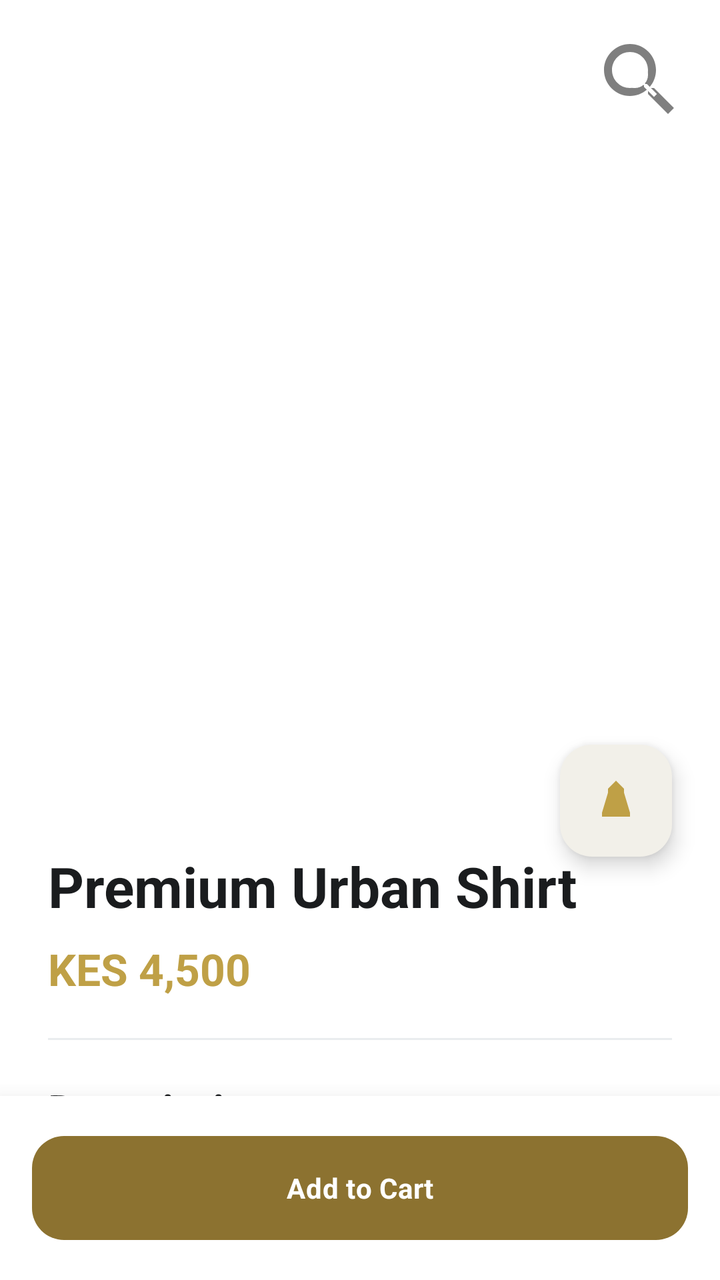
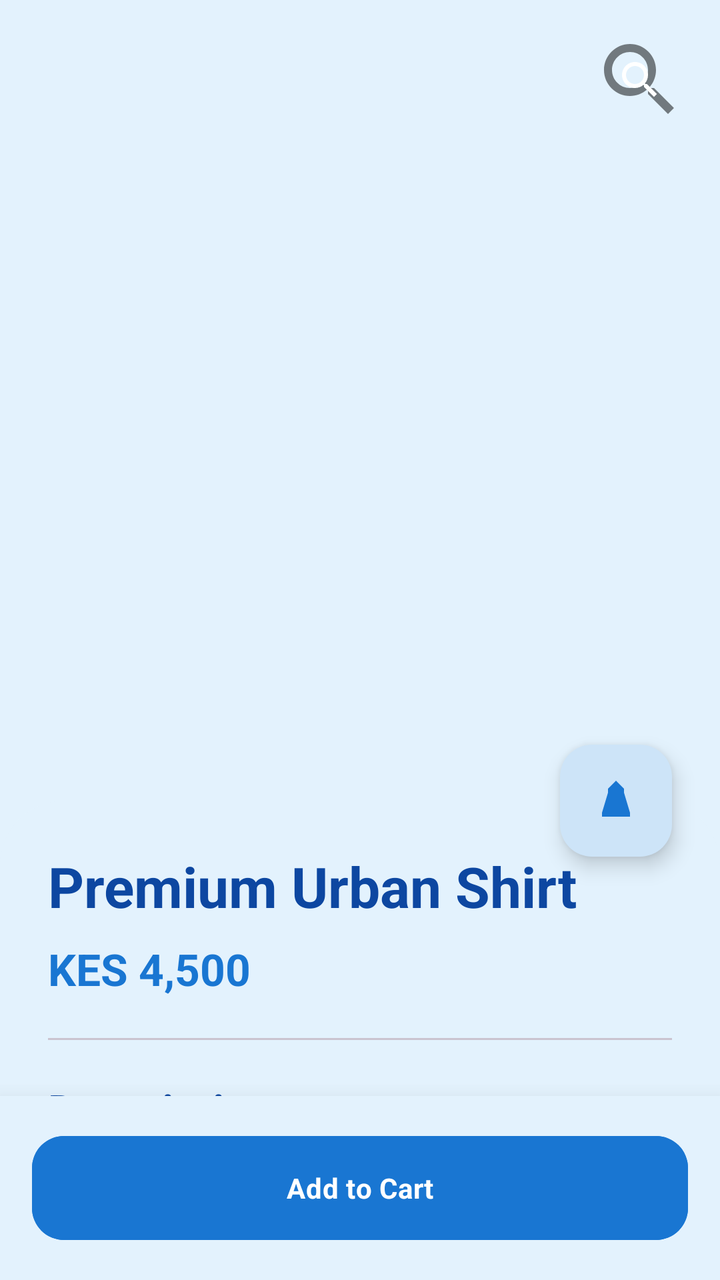

An Android layout rendered at two revisions. The XML below is the earlier revision; the diff shows what the commit changed to produce the second picture.
<!-- AndroidManifest.xml: application theme Theme.StyleNestBoutique -->
<!-- res/layout/fragment_product_detail.xml -->
<?xml version="1.0" encoding="utf-8"?>
<androidx.coordinatorlayout.widget.CoordinatorLayout xmlns:android="http://schemas.android.com/apk/res/android"
    xmlns:app="http://schemas.android.com/apk/res-auto"
    xmlns:tools="http://schemas.android.com/tools"
    android:layout_width="match_parent"
    android:layout_height="match_parent"
    android:background="?attr/colorSurface">

    <androidx.core.widget.NestedScrollView
        android:layout_width="match_parent"
        android:layout_height="match_parent"
        android:clipToPadding="false"
        android:paddingBottom="100dp">

        <androidx.constraintlayout.widget.ConstraintLayout
            android:layout_width="match_parent"
            android:layout_height="wrap_content">

            <com.google.android.material.imageview.ShapeableImageView
                android:id="@+id/product_image"
                android:layout_width="match_parent"
                android:layout_height="0dp"
                android:adjustViewBounds="true"
                android:scaleType="centerCrop"
                app:layout_constraintDimensionRatio="1:1.2"
                app:layout_constraintTop_toTopOf="parent"
                app:shapeAppearanceOverlay="@style/ShapeAppearance.Material3.LargeComponent" />

            <ImageButton
                android:id="@+id/share_button"
                android:layout_width="48dp"
                android:layout_height="48dp"
                android:layout_margin="16dp"
                android:background="@drawable/ic_categories"
                android:backgroundTint="#80000000"
                android:padding="12dp"
                android:src="@drawable/ic_search"
                app:layout_constraintEnd_toEndOf="parent"
                app:layout_constraintTop_toTopOf="parent"
                app:tint="@color/white" />

            <com.google.android.material.floatingactionbutton.FloatingActionButton
                android:id="@+id/wishlist_fab"
                android:layout_width="wrap_content"
                android:layout_height="wrap_content"
                android:layout_marginEnd="24dp"
                android:contentDescription="Add to wishlist"
                android:src="@drawable/ic_dress"
                app:backgroundTint="?attr/colorSurface"
                app:fabSize="normal"
                app:layout_constraintBottom_toTopOf="@id/detail_card"
                app:layout_constraintEnd_toEndOf="parent"
                app:layout_constraintTop_toTopOf="@id/detail_card"
                app:tint="@color/brand_gold" />

            <com.google.android.material.card.MaterialCardView
                android:id="@+id/detail_card"
                android:layout_width="match_parent"
                android:layout_height="wrap_content"
                android:layout_marginTop="-32dp"
                app:cardCornerRadius="32dp"
                app:cardElevation="0dp"
                app:layout_constraintTop_toBottomOf="@id/product_image"
                app:strokeWidth="0dp">

                <LinearLayout
                    android:layout_width="match_parent"
                    android:layout_height="wrap_content"
                    android:orientation="vertical"
                    android:padding="24dp">

                    <TextView
                        android:id="@+id/product_name"
                        android:layout_width="match_parent"
                        android:layout_height="wrap_content"
                        android:text="Premium Urban Shirt"
                        android:textAppearance="?attr/textAppearanceHeadlineSmall"
                        android:textColor="?attr/colorOnSurface"
                        android:textStyle="bold" />

                    <TextView
                        android:id="@+id/product_price"
                        android:layout_width="match_parent"
                        android:layout_height="wrap_content"
                        android:layout_marginTop="8dp"
                        android:text="KES 4,500"
                        android:textAppearance="?attr/textAppearanceTitleLarge"
                        android:textColor="@color/brand_gold"
                        android:textStyle="bold" />

                    <View
                        android:layout_width="match_parent"
                        android:layout_height="1dp"
                        android:layout_marginVertical="20dp"
                        android:background="?attr/colorOutlineVariant" />

                    <TextView
                        android:layout_width="match_parent"
                        android:layout_height="wrap_content"
                        android:text="Description"
                        android:textAppearance="?attr/textAppearanceTitleMedium"
                        android:textColor="?attr/colorOnSurface"
                        android:textStyle="bold" />

                    <TextView
                        android:id="@+id/product_description"
                        android:layout_width="match_parent"
                        android:layout_height="wrap_content"
                        android:layout_marginTop="8dp"
                        android:lineSpacingExtra="4dp"
                        android:text="Premium quality fabric with a modern silhouette."
                        android:textAppearance="?attr/textAppearanceBodyMedium" />

                    <TextView
                        android:layout_width="wrap_content"
                        android:layout_height="wrap_content"
                        android:layout_marginTop="24dp"
                        android:text="Select Size"
                        android:textAppearance="?attr/textAppearanceTitleMedium"
                        android:textColor="?attr/colorOnSurface"
                        android:textStyle="bold" />

                    <com.google.android.material.chip.ChipGroup
                        android:id="@+id/size_chip_group"
                        android:layout_width="match_parent"
                        android:layout_height="wrap_content"
                        android:layout_marginTop="12dp"
                        app:singleSelection="true">

                        <com.google.android.material.chip.Chip
                            android:id="@+id/chip_s"
                            style="@style/Widget.Material3.Chip.Filter"
                            android:layout_width="wrap_content"
                            android:layout_height="wrap_content"
                            android:text="S" />

                        <com.google.android.material.chip.Chip
                            android:id="@+id/chip_m"
                            style="@style/Widget.Material3.Chip.Filter"
                            android:layout_width="wrap_content"
                            android:layout_height="wrap_content"
                            android:checked="true"
                            android:text="M" />

                        <com.google.android.material.chip.Chip
                            android:id="@+id/chip_l"
                            style="@style/Widget.Material3.Chip.Filter"
                            android:layout_width="wrap_content"
                            android:layout_height="wrap_content"
                            android:text="L" />

                        <com.google.android.material.chip.Chip
                            android:id="@+id/chip_xl"
                            style="@style/Widget.Material3.Chip.Filter"
                            android:layout_width="wrap_content"
                            android:layout_height="wrap_content"
                            android:text="XL" />
                    </com.google.android.material.chip.ChipGroup>
                </LinearLayout>
            </com.google.android.material.card.MaterialCardView>
        </androidx.constraintlayout.widget.ConstraintLayout>
    </androidx.core.widget.NestedScrollView>

    <com.google.android.material.card.MaterialCardView
        android:layout_width="match_parent"
        android:layout_height="wrap_content"
        android:layout_gravity="bottom"
        app:cardCornerRadius="0dp"
        app:cardElevation="16dp"
        app:strokeWidth="0dp">

        <LinearLayout
            android:layout_width="match_parent"
            android:layout_height="wrap_content"
            android:background="?attr/colorSurface"
            android:padding="16dp">

            <com.google.android.material.button.MaterialButton
                android:id="@+id/add_to_cart_button"
                style="@style/Widget.Material3.Button"
                android:layout_width="match_parent"
                android:layout_height="60dp"
                android:text="@string/add_to_cart"
                app:cornerRadius="16dp" />
        </LinearLayout>
    </com.google.android.material.card.MaterialCardView>

</androidx.coordinatorlayout.widget.CoordinatorLayout>
<!-- resources referenced by this layout -->
<resources>
  <color name="brand_gold">#BFA046</color>
  <style name="Base.Theme.StyleNestBoutique" parent="Theme.Material3.DayNight.NoActionBar">
          
          <item name="colorPrimary">@color/brand_gold_dark</item> 
          <item name="colorOnPrimary">@color/white_pure</item>
          <item name="colorPrimaryContainer">@color/brand_gold_light</item>
          <item name="colorOnPrimaryContainer">@color/brand_gold_dark</item>
  
          
          <item name="colorSecondary">@color/charcoal</item>
          <item name="colorOnSecondary">@color/white_pure</item>
          <item name="colorSecondaryContainer">@color/gray_medium</item>
          <item name="colorOnSecondaryContainer">@color/black</item>
  
          
          <item name="android:windowBackground">@color/white_pure</item>
          <item name="colorSurface">@color/white_pure</item>
          <item name="colorOnSurface">@color/black</item>
          <item name="colorSurfaceVariant">@color/gray_light</item>
          <item name="colorOnSurfaceVariant">@color/black</item> 
          <item name="colorOutline">@color/gray_medium</item>
          <item name="colorOutlineVariant">@color/gray_medium</item>
  
          
          <item name="android:statusBarColor">@android:color/transparent</item>
          <item name="android:navigationBarColor">@android:color/transparent</item>
          <item name="android:windowLightStatusBar">true</item>
          <item name="android:windowLightNavigationBar" tools:targetApi="27">true</item>
  
          
          <item name="materialButtonStyle">@style/StyleNest.Button</item>
          <item name="chipStyle">@style/StyleNest.Chip</item>
  
          
          <item name="textAppearanceHeadlineLarge">@style/StyleNest.TextAppearance.Headline.Bold</item>
          <item name="textAppearanceHeadlineMedium">@style/StyleNest.TextAppearance.Headline.Bold</item>
          <item name="textAppearanceHeadlineSmall">@style/StyleNest.TextAppearance.Headline.Bold</item>
          <item name="textAppearanceTitleLarge">@style/StyleNest.TextAppearance.Title.Bold</item>
          <item name="textAppearanceTitleMedium">@style/StyleNest.TextAppearance.Title.Bold</item>
          <item name="textAppearanceTitleSmall">@style/StyleNest.TextAppearance.Title.Bold</item>
          <item name="textAppearanceBodyLarge">@style/StyleNest.TextAppearance.Body.Bold</item>
          <item name="textAppearanceBodyMedium">@style/StyleNest.TextAppearance.Body.Bold</item>
          <item name="textAppearanceBodySmall">@style/StyleNest.TextAppearance.Body.Bold</item>
          <item name="textAppearanceLabelLarge">@style/StyleNest.TextAppearance.Body.Bold</item>
          <item name="textAppearanceLabelMedium">@style/StyleNest.TextAppearance.Body.Bold</item>
          <item name="textAppearanceLabelSmall">@style/StyleNest.TextAppearance.Body.Bold</item>
      </style>
  <color name="brand_gold_dark">#8C7230</color>
  <color name="brand_gold_light">#F4EFE0</color>
  <color name="charcoal">#2D2D2D</color>
  <color name="gray_medium">#E9ECEF</color>
  <color name="black">#1A1C1E</color>
  <color name="gray_light">#F8F9FA</color>
  <style name="StyleNest.Button" parent="Widget.Material3.Button">
          <item name="cornerRadius">8dp</item>
          <item name="android:textStyle">bold</item>
      </style>
  <style name="StyleNest.Chip" parent="Widget.Material3.Chip.Assist">
          <item name="shapeAppearance">@style/ShapeAppearance.Material3.Corner.Small</item>
          <item name="android:textStyle">bold</item>
      </style>
  <style name="StyleNest.TextAppearance.Headline.Bold" parent="TextAppearance.Material3.HeadlineMedium">
          <item name="android:textStyle">bold</item>
          <item name="android:textColor">@color/brand_gold_dark</item> 
          <item name="android:fontFamily">sans-serif-medium</item>
      </style>
  <style name="StyleNest.TextAppearance.Title.Bold" parent="TextAppearance.Material3.TitleLarge">
          <item name="android:textStyle">bold</item>
          <item name="android:textColor">?attr/colorOnSurface</item>
          <item name="android:fontFamily">sans-serif-medium</item>
      </style>
  <style name="StyleNest.TextAppearance.Body.Bold" parent="TextAppearance.Material3.BodyMedium">
          <item name="android:textStyle">bold</item>
          <item name="android:textColor">?attr/colorOnSurface</item>
          <item name="android:fontFamily">sans-serif</item>
      </style>
  <!-- unchanged entries left out for length: 7 -->
</resources>

<!-- the commit's change to res/layout/fragment_product_detail.xml (unified diff, before → after) -->
@@ -51,7 +51,7 @@
                 app:layout_constraintBottom_toTopOf="@id/detail_card"
                 app:layout_constraintEnd_toEndOf="parent"
                 app:layout_constraintTop_toTopOf="@id/detail_card"
-                app:tint="@color/brand_gold" />
+                app:tint="?attr/colorPrimary" />
 
             <com.google.android.material.card.MaterialCardView
                 android:id="@+id/detail_card"
@@ -85,7 +85,7 @@
                         android:layout_marginTop="8dp"
                         android:text="KES 4,500"
                         android:textAppearance="?attr/textAppearanceTitleLarge"
-                        android:textColor="@color/brand_gold"
+                        android:textColor="?attr/colorPrimary"
                         android:textStyle="bold" />
 
                     <View
<!-- resource entries referenced after the edit -->
@@ -1,32 +1,31 @@
 <!-- resources referenced by this layout -->
 <resources>
-  <color name="brand_gold">#BFA046</color>
+  <color name="brand_gold">#D4AF37</color>
   <style name="Base.Theme.StyleNestBoutique" parent="Theme.Material3.DayNight.NoActionBar">
           
-          <item name="colorPrimary">@color/brand_gold_dark</item> 
+          <item name="colorPrimary">@color/primary_blue</item>
           <item name="colorOnPrimary">@color/white_pure</item>
-          <item name="colorPrimaryContainer">@color/brand_gold_light</item>
-          <item name="colorOnPrimaryContainer">@color/brand_gold_dark</item>
+          <item name="colorPrimaryContainer">@color/secondary_blue</item>
+          <item name="colorOnPrimaryContainer">@color/primary_blue_dark</item>
   
           
-          <item name="colorSecondary">@color/charcoal</item>
+          <item name="colorSecondary">@color/primary_blue_dark</item>
           <item name="colorOnSecondary">@color/white_pure</item>
-          <item name="colorSecondaryContainer">@color/gray_medium</item>
-          <item name="colorOnSecondaryContainer">@color/black</item>
+          <item name="colorSecondaryContainer">@color/secondary_blue</item>
+          <item name="colorOnSecondaryContainer">@color/text_main</item>
   
           
-          <item name="android:windowBackground">@color/white_pure</item>
-          <item name="colorSurface">@color/white_pure</item>
-          <item name="colorOnSurface">@color/black</item>
-          <item name="colorSurfaceVariant">@color/gray_light</item>
-          <item name="colorOnSurfaceVariant">@color/black</item> 
-          <item name="colorOutline">@color/gray_medium</item>
-          <item name="colorOutlineVariant">@color/gray_medium</item>
+          <item name="android:windowBackground">@color/app_bg_blue</item>
+          <item name="colorSurface">@color/app_bg_blue</item>
+          <item name="colorOnSurface">@color/text_main</item>
+          <item name="colorSurfaceVariant">@color/secondary_blue</item>
+          <item name="colorOnSurfaceVariant">@color/text_secondary</item>
+          <item name="colorOutline">@color/primary_blue</item>
   
           
-          <item name="android:statusBarColor">@android:color/transparent</item>
-          <item name="android:navigationBarColor">@android:color/transparent</item>
-          <item name="android:windowLightStatusBar">true</item>
+          <item name="android:statusBarColor">@color/primary_blue</item>
+          <item name="android:navigationBarColor">@color/app_bg_blue</item>
+          <item name="android:windowLightStatusBar">false</item>
           <item name="android:windowLightNavigationBar" tools:targetApi="27">true</item>
   
           
@@ -47,33 +46,36 @@
           <item name="textAppearanceLabelMedium">@style/StyleNest.TextAppearance.Body.Bold</item>
           <item name="textAppearanceLabelSmall">@style/StyleNest.TextAppearance.Body.Bold</item>
       </style>
-  <color name="brand_gold_dark">#8C7230</color>
-  <color name="brand_gold_light">#F4EFE0</color>
-  <color name="charcoal">#2D2D2D</color>
-  <color name="gray_medium">#E9ECEF</color>
-  <color name="black">#1A1C1E</color>
-  <color name="gray_light">#F8F9FA</color>
+  <color name="primary_blue">#1976D2</color>
+  <color name="secondary_blue">#BBDEFB</color>
+  <color name="primary_blue_dark">#1565C0</color>
+  <color name="text_main">#0D47A1</color>
+  <color name="app_bg_blue">#E3F2FD</color>
+  <color name="text_secondary">#455A64</color>
   <style name="StyleNest.Button" parent="Widget.Material3.Button">
-          <item name="cornerRadius">8dp</item>
+          <item name="android:backgroundTint">@color/primary_blue</item>
+          <item name="android:textColor">@color/white_pure</item>
+          <item name="cornerRadius">12dp</item>
           <item name="android:textStyle">bold</item>
       </style>
   <style name="StyleNest.Chip" parent="Widget.Material3.Chip.Assist">
-          <item name="shapeAppearance">@style/ShapeAppearance.Material3.Corner.Small</item>
+          <item name="shapeAppearance">@style/ShapeAppearance.Material3.Corner.Medium</item>
           <item name="android:textStyle">bold</item>
+          <item name="chipBackgroundColor">@color/white_pure</item>
       </style>
   <style name="StyleNest.TextAppearance.Headline.Bold" parent="TextAppearance.Material3.HeadlineMedium">
           <item name="android:textStyle">bold</item>
-          <item name="android:textColor">@color/brand_gold_dark</item> 
+          <item name="android:textColor">@color/primary_blue</item>
           <item name="android:fontFamily">sans-serif-medium</item>
       </style>
   <style name="StyleNest.TextAppearance.Title.Bold" parent="TextAppearance.Material3.TitleLarge">
           <item name="android:textStyle">bold</item>
-          <item name="android:textColor">?attr/colorOnSurface</item>
+          <item name="android:textColor">@color/text_main</item>
           <item name="android:fontFamily">sans-serif-medium</item>
       </style>
   <style name="StyleNest.TextAppearance.Body.Bold" parent="TextAppearance.Material3.BodyMedium">
           <item name="android:textStyle">bold</item>
-          <item name="android:textColor">?attr/colorOnSurface</item>
+          <item name="android:textColor">@color/text_main</item>
           <item name="android:fontFamily">sans-serif</item>
       </style>
   <!-- unchanged entries left out for length: 7 -->
